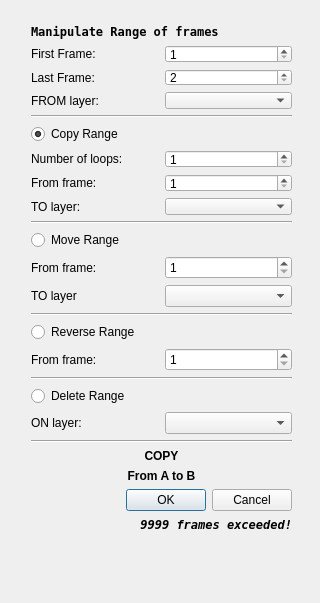
Old version of the form core_lib/src/structure/copymultiplekeyframesdialog.ui in the repository pencil2d/pencil.
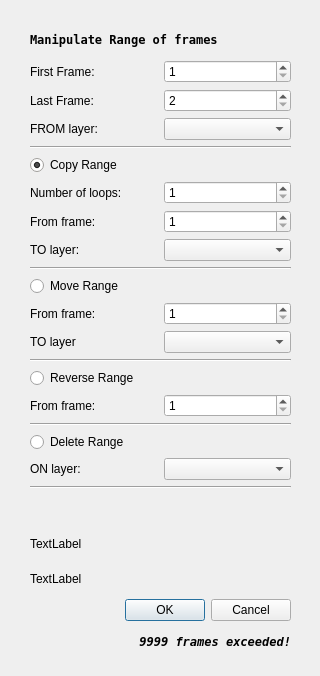
New version of the form.

The edit to the form file:
```diff
--- a/core_lib/src/structure/copymultiplekeyframesdialog.ui
+++ b/core_lib/src/structure/copymultiplekeyframesdialog.ui
@@ -7,19 +7,19 @@
     <x>0</x>
     <y>0</y>
     <width>320</width>
-    <height>603</height>
+    <height>676</height>
    </rect>
   </property>
   <property name="windowTitle">
    <string>Dialog</string>
   </property>
-  <widget class="QWidget" name="">
+  <widget class="QWidget" name="layoutWidget">
    <property name="geometry">
     <rect>
-     <x>31</x>
-     <y>24</y>
+     <x>30</x>
+     <y>25</y>
      <width>261</width>
-     <height>508</height>
+     <height>631</height>
     </rect>
    </property>
    <layout class="QVBoxLayout" name="verticalLayout">
@@ -38,32 +38,15 @@
      </widget>
     </item>
     <item>
-     <layout class="QGridLayout" name="gridLayout_3">
-      <item row="1" column="1">
-       <widget class="QSpinBox" name="sBoxLastFrame">
-        <property name="minimum">
-         <number>2</number>
-        </property>
-        <property name="maximum">
-         <number>9999</number>
-        </property>
-       </widget>
-      </item>
-      <item row="1" column="0">
-       <widget class="QLabel" name="labRangeEnd">
-        <property name="text">
-         <string>Last Frame:</string>
-        </property>
-       </widget>
-      </item>
-      <item row="0" column="0">
+     <layout class="QHBoxLayout" name="horizontalLayout_3">
+      <item>
        <widget class="QLabel" name="labRangeStart">
         <property name="text">
          <string>First Frame:</string>
         </property>
        </widget>
       </item>
-      <item row="0" column="1">
+      <item>
        <widget class="QSpinBox" name="sBoxFirstFrame">
         <property name="minimum">
          <number>1</number>
@@ -73,16 +56,41 @@
         </property>
        </widget>
       </item>
-      <item row="2" column="1">
-       <widget class="QComboBox" name="cBoxFromLayer"/>
+     </layout>
+    </item>
+    <item>
+     <layout class="QHBoxLayout" name="horizontalLayout_2">
+      <item>
+       <widget class="QLabel" name="labRangeEnd">
+        <property name="text">
+         <string>Last Frame:</string>
+        </property>
+       </widget>
       </item>
-      <item row="2" column="0">
+      <item>
+       <widget class="QSpinBox" name="sBoxLastFrame">
+        <property name="minimum">
+         <number>2</number>
+        </property>
+        <property name="maximum">
+         <number>9999</number>
+        </property>
+       </widget>
+      </item>
+     </layout>
+    </item>
+    <item>
+     <layout class="QHBoxLayout" name="horizontalLayout">
+      <item>
        <widget class="QLabel" name="labFromLayer">
         <property name="text">
          <string>FROM layer:</string>
         </property>
        </widget>
       </item>
+      <item>
+       <widget class="QComboBox" name="cBoxFromLayer"/>
+      </item>
      </layout>
     </item>
     <item>
@@ -221,8 +229,15 @@
      </widget>
     </item>
     <item>
-     <layout class="QGridLayout" name="gridLayout">
-      <item row="0" column="1">
+     <layout class="QHBoxLayout" name="horizontalLayout_4">
+      <item>
+       <widget class="QLabel" name="labNumLoops">
+        <property name="text">
+         <string>Number of loops:</string>
+        </property>
+       </widget>
+      </item>
+      <item>
        <widget class="QSpinBox" name="sBoxNumLoops">
         <property name="minimum">
          <number>1</number>
@@ -232,40 +247,41 @@
         </property>
        </widget>
       </item>
-      <item row="1" column="1">
-       <widget class="QSpinBox" name="sBoxStartFrame">
-        <property name="minimum">
-         <number>1</number>
-        </property>
-        <property name="maximum">
-         <number>9999</number>
-        </property>
-       </widget>
-      </item>
-      <item row="1" column="0">
+     </layout>
+    </item>
+    <item>
+     <layout class="QHBoxLayout" name="horizontalLayout_5">
+      <item>
        <widget class="QLabel" name="labCopyFromFrame">
         <property name="text">
          <string>From frame:</string>
         </property>
        </widget>
       </item>
-      <item row="0" column="0">
-       <widget class="QLabel" name="labNumLoops">
-        <property name="text">
-         <string>Number of loops:</string>
+      <item>
+       <widget class="QSpinBox" name="sBoxStartFrame">
+        <property name="minimum">
+         <number>1</number>
+        </property>
+        <property name="maximum">
+         <number>9999</number>
         </property>
        </widget>
       </item>
-      <item row="2" column="1">
-       <widget class="QComboBox" name="cBoxCopyToLayer"/>
-      </item>
-      <item row="2" column="0">
+     </layout>
+    </item>
+    <item>
+     <layout class="QHBoxLayout" name="horizontalLayout_6">
+      <item>
        <widget class="QLabel" name="labCopyToLayer">
         <property name="text">
          <string>TO layer:</string>
         </property>
        </widget>
       </item>
+      <item>
+       <widget class="QComboBox" name="cBoxCopyToLayer"/>
+      </item>
      </layout>
     </item>
     <item>
@@ -283,15 +299,15 @@
      </widget>
     </item>
     <item>
-     <layout class="QGridLayout" name="gridLayout_2">
-      <item row="0" column="0">
+     <layout class="QHBoxLayout" name="horizontalLayout_7">
+      <item>
        <widget class="QLabel" name="labMoveFromFrame">
         <property name="text">
          <string>From frame:</string>
         </property>
        </widget>
       </item>
-      <item row="0" column="1">
+      <item>
        <widget class="QSpinBox" name="sBoxMove">
         <property name="minimum">
          <number>1</number>
@@ -301,14 +317,18 @@
         </property>
        </widget>
       </item>
-      <item row="1" column="0">
+     </layout>
+    </item>
+    <item>
+     <layout class="QHBoxLayout" name="horizontalLayout_8">
+      <item>
        <widget class="QLabel" name="labMoveToLayer">
         <property name="text">
          <string>TO layer</string>
         </property>
        </widget>
       </item>
-      <item row="1" column="1">
+      <item>
        <widget class="QComboBox" name="cBoxMoveToLayer"/>
       </item>
      </layout>
@@ -387,12 +407,13 @@
      <widget class="QLabel" name="labInfoAction">
       <property name="font">
        <font>
+        <family>DejaVu Sans Mono</family>
         <weight>75</weight>
         <bold>true</bold>
        </font>
       </property>
       <property name="text">
-       <string>COPY</string>
+       <string/>
       </property>
       <property name="alignment">
        <set>Qt::AlignCenter</set>
@@ -400,18 +421,16 @@
      </widget>
     </item>
     <item>
-     <widget class="QLabel" name="labInfoLayerToFrom">
-      <property name="font">
-       <font>
-        <weight>75</weight>
-        <bold>true</bold>
-       </font>
-      </property>
+     <widget class="QLabel" name="labInfoFromLayer">
       <property name="text">
-       <string>From A to B</string>
+       <string>TextLabel</string>
       </property>
-      <property name="alignment">
-       <set>Qt::AlignCenter</set>
+     </widget>
+    </item>
+    <item>
+     <widget class="QLabel" name="labInfoToLayer">
+      <property name="text">
+       <string>TextLabel</string>
       </property>
      </widget>
     </item>
```
